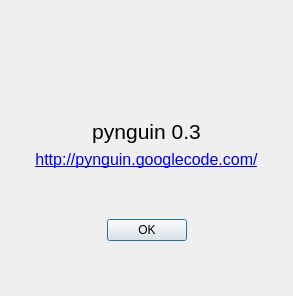
The window that data/ui/about.ui (aresnick/pynguin) describes before a commit, drawn with Qt 5.
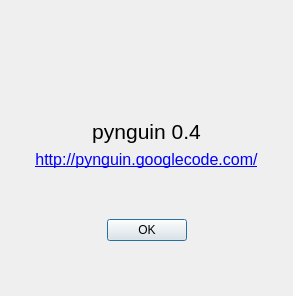
The same window after the commit. Icons and pictures are not drawn.

```diff
--- a/data/ui/about.ui
+++ b/data/ui/about.ui
@@ -61,7 +61,7 @@
       </font>
      </property>
      <property name="text">
-      <string>pynguin 0.3</string>
+      <string>pynguin 0.4</string>
      </property>
      <property name="alignment">
       <set>Qt::AlignCenter</set>
```
